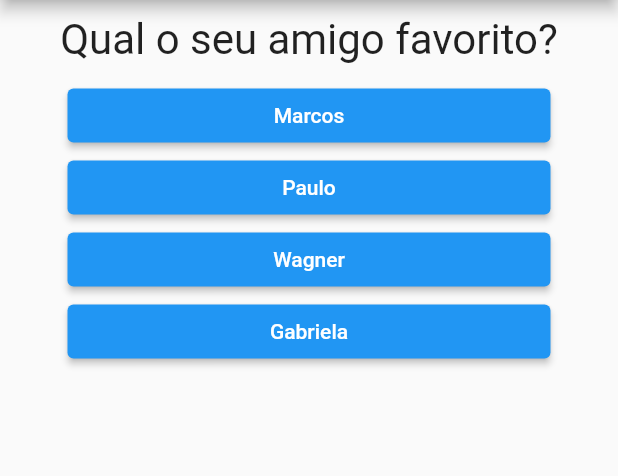
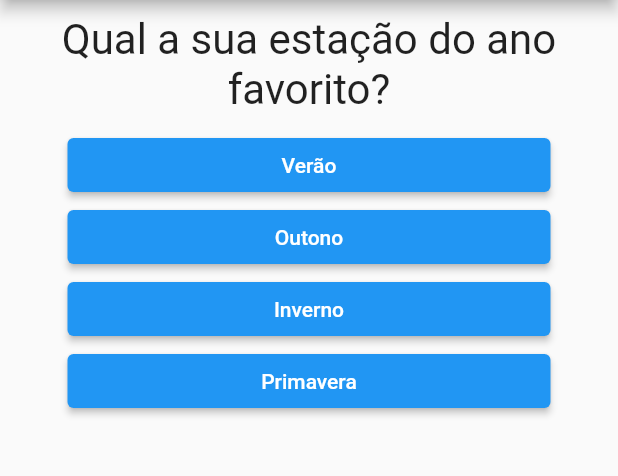
Before and after one commit to joaogalina/RenewYourCareer, a Flutter app: the screen it shows after launch, after a tap on "Azul", after a tap on "Capivara", on a phone screen of 412 x 824 dp, the part 84-560 px from its top. Run offline on Flutter 3.47's test engine with Material 2 defaults, Android fonts, the phone set to English and light mode, and no system bars.

```diff
--- a/lib/main.dart
+++ b/lib/main.dart
@@ -1,33 +1,59 @@
 import 'package:flutter/material.dart';
 import 'package:projeto_perguntas/questionario.dart';
 import 'package:projeto_perguntas/resultado.dart';
-import './resposta.dart';
+import 'package:projeto_perguntas/resposta.dart';
 
 void main() => runApp(const PerguntaApp());
 
 class _PerguntaAppState extends State<PerguntaApp> {
   var _perguntaSelecionada = 0;
+  int _pontuacaoTotal = 0;
   final _perguntas = const [
     {
       'texto': 'Qual a sua cor favorita?',
-      'respostas': ['Azul', 'Amarelo', 'Vermelho', 'Roxo']
+      'respostas': [
+        {'texto': 'Azul', 'valor': 8},
+        {'texto': 'Amarelo', 'valor': 5},
+        {'texto': 'Vermelho', 'valor': 7},
+        {'texto': 'Roxo', 'valor': 10},
+      ],
     },
     {
       'texto': 'Qual o seu animal favorito?',
-      'respostas': ['Corvo', 'Capivara', 'Puma', 'Esquilo']
+      'respostas': [
+        {'texto': 'Corvo', 'valor': 10},
+        {'texto': 'Capivara', 'valor': 8},
+        {'texto': 'Esquilo', 'valor': 7},
+        {'texto': 'Puma', 'valor': 5},
+      ],
     },
     {
-      'texto': 'Qual o seu amigo favorito?',
-      'respostas': ['Marcos', 'Paulo', 'Wagner', 'Gabriela']
+      'texto': 'Qual a sua estação do ano favorito?',
+      'respostas': [
+        {'texto': 'Verão', 'valor': 5},
+        {'texto': 'Outono', 'valor': 8},
+        {'texto': 'Inverno', 'valor': 10},
+        {'texto': 'Primavera', 'valor': 7},
+      ],
     }
   ];
 
-  void _responder() {
+  void _responder(int pontuacao) {
     if (temPerguntaSelecionada) {
       setState(() {
         _perguntaSelecionada++;
+        _pontuacaoTotal += pontuacao;
       });
     }
+
+    print(_pontuacaoTotal);
+  }
+
+  void _reiniciarQuestionario(){
+    setState(() {
+      _perguntaSelecionada = 0;
+      _pontuacaoTotal = 0;
+    });
   }
 
   get temPerguntaSelecionada {
@@ -39,7 +65,9 @@ class _PerguntaAppState extends State<PerguntaApp> {
     var respostas = temPerguntaSelecionada
         ? _perguntas[_perguntaSelecionada]
             .cast()['respostas']
-            .map((t) => Resposta(t, _responder))
+            .map((resp) {
+              return Resposta(resp['texto'], () => _responder(resp['valor'])); //para passar função com parametros como paramentro para outra, precisa criar arr func e chamar a função dentro
+            })
         : [];
 
     return MaterialApp(
@@ -49,7 +77,7 @@ class _PerguntaAppState extends State<PerguntaApp> {
         ),
         body: temPerguntaSelecionada
             ? Questionario(_perguntas, _perguntaSelecionada, respostas)
-            : Resultado("Parabéns!!!"),
+            : Resultado(_pontuacaoTotal, _reiniciarQuestionario),
       ),
     );
   }
```
Also changed, not shown: lib/resultado.dart (+37 -7 lines).
